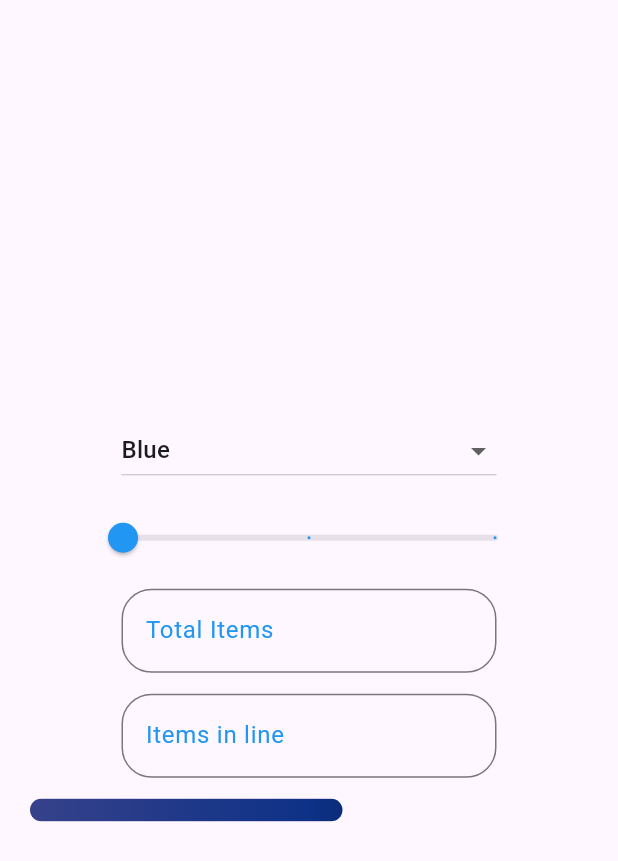
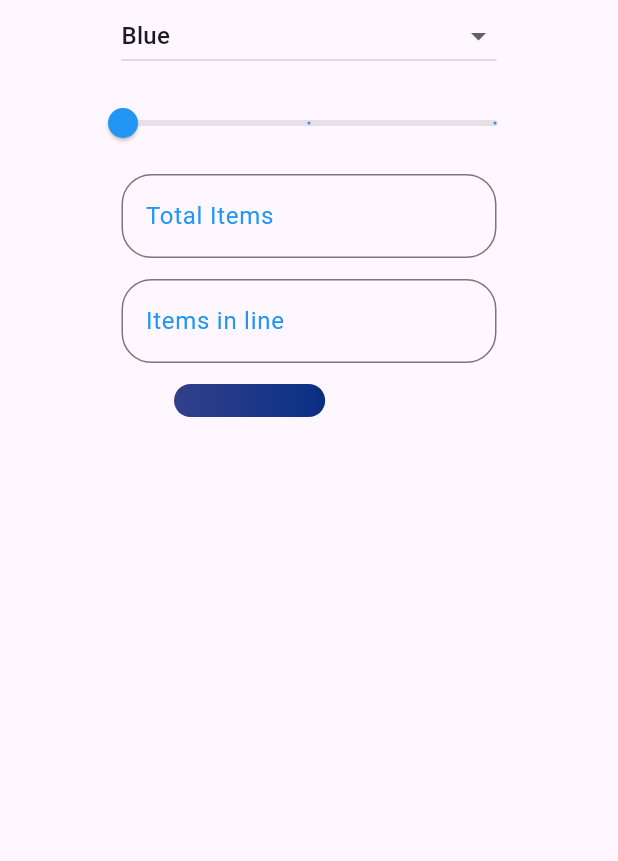
Before and after one commit to Vinayakg09/Asymmetri_Assignment, a Flutter app: the screen it shows after launch, on a phone screen of 412 x 824 dp. Shown: the top 861 px of the screen. Run offline on Flutter 3.47's test engine with Material 3 defaults, Android fonts, the light colour scheme and no system bars; our stand-ins replace flutter_bloc.

Commit message:
Futher updation

```diff
--- a/lib/bloc/my_bloc_event.dart
+++ b/lib/bloc/my_bloc_event.dart
@@ -14,3 +14,9 @@ class SlideEvent extends MyAppBlocEvent {
 
   SlideEvent(this.slide);
 }
+
+class BarEvent extends MyAppBlocEvent {
+  final int value;
+  final String lable;
+  BarEvent({required this.lable, required this.value});
+}
--- a/lib/bloc/my_bloc_state.dart
+++ b/lib/bloc/my_bloc_state.dart
@@ -12,7 +12,7 @@ final class ColorSelected extends MyAppBlocState {
 }
 
 final class ErrorState extends MyAppBlocState {
-  final String? error;
+  final String error;
 
   ErrorState(this.error);
 }
@@ -22,3 +22,15 @@ final class OnSlideState extends MyAppBlocState {
 
   OnSlideState(this.value);
 }
+
+final class BarNumState extends MyAppBlocState {
+  final int value;
+
+  BarNumState({required this.value});
+}
+
+final class BarInLineState extends MyAppBlocState {
+  final int value;
+
+  BarInLineState({required this.value});
+}
--- a/lib/home.dart
+++ b/lib/home.dart
@@ -4,6 +4,7 @@ import 'package:asymmetri/widgets/drop_down.dart';
 import 'package:asymmetri/widgets/loading.dart';
 import 'package:asymmetri/widgets/slider.dart';
 import 'package:asymmetri/widgets/text_field.dart';
+import 'package:flutter/cupertino.dart';
 import 'package:flutter/material.dart';
 import 'package:flutter_bloc/flutter_bloc.dart';
 
@@ -15,6 +16,8 @@ class Home extends StatelessWidget {
     String? initialSelect = MyData().colorNames.first;
     double current = 1;
     Color color = Colors.blue;
+    int BarNum = 1;
+    int BarInLine = 1;
     return Scaffold(
       body: BlocConsumer<MyAppBloc, MyAppBlocState>(
         listener: (context, state) {
@@ -22,16 +25,38 @@ class Home extends StatelessWidget {
             current = state.value;
           }
           if (state is ColorSelected) {
-            initialSelect = MyData().colorNames[MyData().colors.indexOf(state.color)];
+            initialSelect =
+                MyData().colorNames[MyData().colors.indexOf(state.color)];
             color = state.color;
+          }
+          if (state is BarNumState) {
+            BarNum = state.value;
+          }
+          if (state is BarInLineState) {
+            BarInLine = state.value;
+          }
+          if (state is ErrorState) {
+            showDialog(
+              context: context,
+              builder: (context) {
+                return CupertinoAlertDialog(
+                  title: Text(state.error),
+                );
+              },
+            );
           }
         },
         builder: (context, state) {
-          return Center(
+          return SingleChildScrollView(
+            child: Center(
               child: Column(
                 mainAxisAlignment: MainAxisAlignment.center,
                 children: [
-                MyDropDown(colorNames: MyData().colorNames, colors: MyData().colors, initialSelect: initialSelect,),
+                  MyDropDown(
+                    colorNames: MyData().colorNames,
+                    colors: MyData().colors,
+                    initialSelect: initialSelect,
+                  ),
                   const SizedBox(
                     height: 10,
                   ),
@@ -42,24 +67,37 @@ class Home extends StatelessWidget {
                   const SizedBox(
                     height: 10,
                   ),
-                MyTextField(lableText: "Total Items",color: color,),
+                  MyTextField(
+                    lableText: "Total Items",
+                    color: color,
+                    current: current.toInt(),
+                  ),
                   const SizedBox(
                     height: 10,
                   ),
-                MyTextField(lableText: "Items in line", color: color),
+                  MyTextField(
+                    lableText: "Items in line",
+                    color: color,
+                    current: current.toInt(),
+                  ),
                   const SizedBox(
                     height: 10,
                   ),
-                // SizedBox(
-                //   height: 50,
-                //   width: 100,
-                //   child: GridView.count(
-                //     crossAxisCount: 2,
-                //     children: [MyProgressBar(color: color,duration: current.toInt(),),],
-                //     ),
-                // ),
-                MyProgressBar(color: color,duration: current.toInt(),),
+                  SizedBox(
+                    height: 500,
+                    width: 220,
+                    child: GridView.count(
+                      childAspectRatio: 10,
+                      crossAxisCount: BarInLine,
+                      mainAxisSpacing: 10,
+                      children: List.generate(BarNum, (index) {
+                        return MyProgressBar(
+                            color: color, duration: current.round());
+                      }),
+                    ),
+                  ),
                 ],
+              ),
             ),
           );
         },
--- a/lib/myData.dart
+++ b/lib/myData.dart
@@ -1,6 +1,6 @@
- import 'package:flutter/material.dart';
+import 'package:flutter/material.dart';
 
-class MyData{
+class MyData {
   List<String> colorNames = ["Blue", "Green", "Red", "Purple"];
   List<Color> colors = [
     Colors.blue,
@@ -8,6 +8,4 @@ class MyData{
     Colors.red,
     Colors.purple,
   ];
-
 }
-  //List gradientColors = []
--- a/lib/widgets/loading.dart
+++ b/lib/widgets/loading.dart
@@ -1,10 +1,12 @@
-// ignore_for_file: public_member_api_docs, sort_constructors_first
 import 'package:flutter/material.dart';
 
 class MyProgressBar extends StatefulWidget {
   Color color;
   int duration;
-  MyProgressBar({required this.color, required this.duration, super.key});
+  MyProgressBar(
+      {required this.color,
+      required this.duration,
+      super.key});
 
   @override
   State<MyProgressBar> createState() => _MyProgressBarState();
@@ -20,7 +22,7 @@ class _MyProgressBarState extends State<MyProgressBar>
     super.initState();
     controller = AnimationController(
       vsync: this,
-      duration: Duration(seconds: ((5 / widget.duration).toInt()).clamp(0, 60)),
+      duration: Duration(seconds: (5 ~/ widget.duration).clamp(0, 60)),
     );
 
     animation = Tween(begin: 0.0, end: 1.0)
@@ -35,7 +37,7 @@ class _MyProgressBarState extends State<MyProgressBar>
     return ShaderMask(
       shaderCallback: (Rect bounds) {
         return LinearGradient(
-          colors: [startColor!,widget.color, Colors.black],
+          colors: [startColor!, widget.color, Colors.black],
           begin: Alignment.centerLeft,
           end: Alignment.centerRight,
         ).createShader(bounds);
@@ -47,7 +49,7 @@ class _MyProgressBarState extends State<MyProgressBar>
           builder: (context, child) {
             return LinearProgressIndicator(
               value: animation.value,
-              minHeight: 15,
+              minHeight: 1,
               backgroundColor: Colors.transparent,
               borderRadius: BorderRadius.circular(20),
             );
--- a/lib/widgets/slider.dart
+++ b/lib/widgets/slider.dart
@@ -8,8 +8,6 @@ class MySlider extends StatelessWidget {
   MySlider({required this.color, required this.current,super.key});
 
   Widget build(BuildContext context) {
-    //double current = 0;
-
         return SizedBox(
           width: 300,
           child: Slider(
--- a/lib/widgets/text_field.dart
+++ b/lib/widgets/text_field.dart
@@ -1,11 +1,17 @@
+import 'package:asymmetri/bloc/my_bloc_bloc.dart';
+import 'package:flutter/cupertino.dart';
 import 'package:flutter/material.dart';
+import 'package:flutter_bloc/flutter_bloc.dart';
 
 class MyTextField extends StatelessWidget {
   String lableText;
   Color color;
-  MyTextField({required this.lableText, required this.color, super.key});
-
-
+  int current;
+  MyTextField(
+      {required this.current,
+      required this.lableText,
+      required this.color,
+      super.key});
 
   Widget build(BuildContext context) {
     BorderSide _borderSide = BorderSide(width: 0.5, color: color);
@@ -15,12 +21,18 @@ class MyTextField extends StatelessWidget {
       height: 60,
       child: TextFormField(
         controller: controller,
+        keyboardType: TextInputType.number,
         decoration: InputDecoration(
             labelText: lableText,
             labelStyle: TextStyle(color: color),
             border: OutlineInputBorder(
                 borderRadius: BorderRadius.circular(20),
                 borderSide: _borderSide)),
+        onFieldSubmitted: (value) {
+          int myValue = int.parse(controller.text);
+          BlocProvider.of<MyAppBloc>(context)
+                .add(BarEvent(lable: lableText, value: myValue));
+        },
       ),
     );
   }
```
Also changed, not shown: lib/bloc/my_bloc_bloc.dart (+19 -0 lines), lib/widgets/drop_down.dart (+0 -9 lines). Lines whose indentation alone changed are shown as unchanged.
